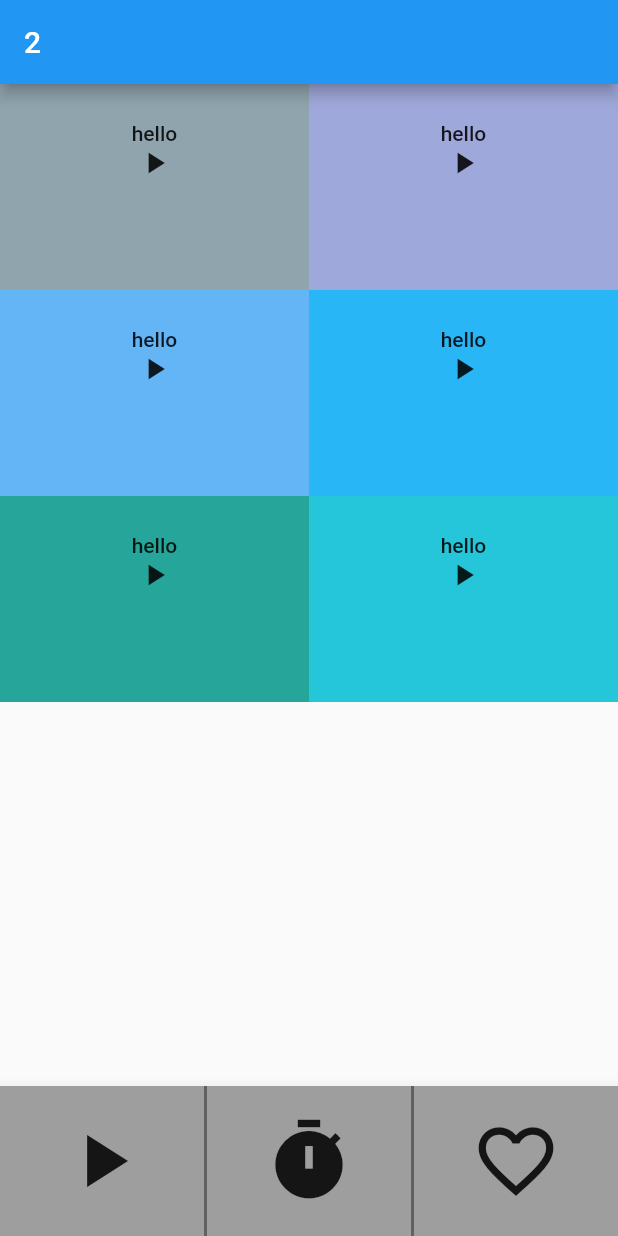
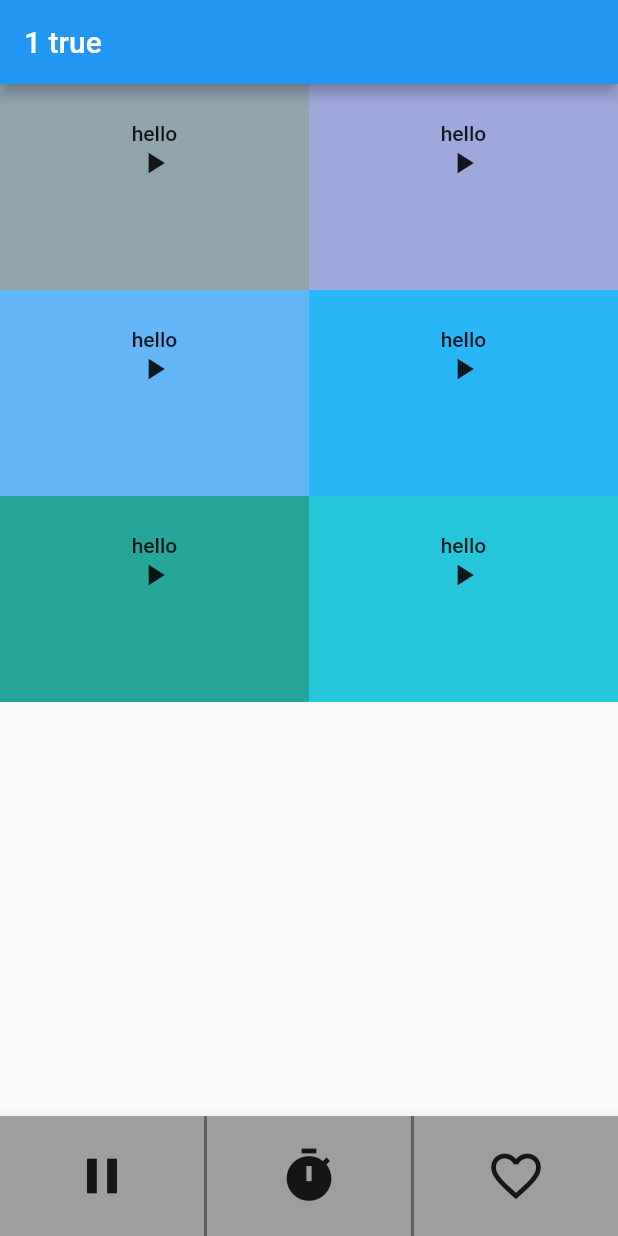
Before and after one commit to thbisdikian/noise.io, a Flutter app: the screen it shows after launch, item 3 of the bottom bar chosen, after a tap on the "play arrow" icon, on a phone screen of 412 x 824 dp. Run offline on Flutter 3.47's test engine with Material 2 defaults, Android fonts, the phone set to English and light mode, and no system bars; missing offline and left inert: countdown.

Commit message:
Added timer with basic async functionality

```diff
--- a/lib/main.dart
+++ b/lib/main.dart
@@ -1,4 +1,7 @@
+import 'dart:async';
+
 import 'package:flutter/material.dart';
+import 'package:countdown/countdown.dart';
 
 void main() => runApp(Noiseio());
 
@@ -16,8 +19,9 @@ class Noiseio extends StatelessWidget {
 }
 
 class MyHomePage extends StatefulWidget {
+  final String title;
+
   MyHomePage({Key key, this.title}) : super(key: key);
-  final String title;
 
   @override
   _MyHomePageState createState() => _MyHomePageState();
@@ -25,6 +29,37 @@ class MyHomePage extends StatefulWidget {
 
 class _MyHomePageState extends State<MyHomePage> {
   int _counter = 0;
+  bool playing = false;
+  CountDown countdown;
+  StreamSubscription<Duration> countdownListener;
+  Duration remaining;
+
+  _timerSet(Duration dur) {
+    if (countdown != null) {
+      countdownListener.cancel();
+    }
+    countdown = CountDown(dur, refresh: Duration(minutes:1));
+    countdownListener = countdown.stream.listen(null);
+    countdownListener.onData((Duration d) => remaining = d);
+    countdownListener.onDone(() => playing = false);
+  }
+
+
+  _playPause() {
+    playing ? _pause() : _play();
+  }
+
+  _play() {
+    setState(() {
+     playing = true;
+    });
+  }
+
+  _pause() {
+    setState(() {
+     playing = false;
+    });
+  }
 
   void _incrementCounter() {
     setState(() {
@@ -34,13 +69,15 @@ class _MyHomePageState extends State<MyHomePage> {
 
   @override
   Widget build(BuildContext context) {
+
     return Scaffold(
       appBar: AppBar(
         // title: Text(widget.title),
-        title: Text('$_counter'),
+        title: Text('$_counter $playing'),
+        // title: Text("${remaining.inHours%60}".padLeft(2, "0") + ":" + "${remaining.inMinutes%60}".padLeft(2, "0")),
       ),
       body: SoundGrid(),
-      bottomNavigationBar: BottomBar(tempBottomFunction: _incrementCounter,),
+      bottomNavigationBar: BottomBar(parent: this ,tempBottomFunction: _incrementCounter,),
     );
   }
 }
@@ -64,8 +101,9 @@ class SoundGrid extends StatelessWidget {
 }
 
 class SoundButton extends StatefulWidget {
+  final Color color;
+
   SoundButton({Key key, this.color}) : super(key: key);
-  final Color color;
 
   @override
   SoundButtonState createState() => SoundButtonState();
@@ -118,9 +156,11 @@ class SoundButtonState extends State<SoundButton> {
 }
 
 class BottomBar extends StatelessWidget {
-  const BottomBar ({this.tempBottomFunction});
 
+  final _MyHomePageState parent;
   final VoidCallback tempBottomFunction;
+
+  BottomBar({this.parent, this.tempBottomFunction});
 
   Widget build(BuildContext context) {
     return BottomAppBar(
@@ -132,39 +172,31 @@ class BottomBar extends StatelessWidget {
         children: <Widget>[
           Expanded(
             child: Container(
-              height: 100,
+              height: 80,
               child: FlatButton(
-                child: Icon(Icons.play_arrow, size: 60.0),
-                onPressed:  () => tempBottomFunction(),
+                child: Icon(parent.playing ? Icons.pause : Icons.play_arrow, size: 40),
+                onPressed:  () => parent._playPause(),
               ),
             ),
           ),
           Container(
-            height: 100,
+            height: 80,
+            decoration: BoxDecoration(
+              border: Border.all(color: Colors.grey[700]),
+            ),
+          ),
+          CountdownTimer(parent: parent),
+          Container(
+            height: 80,
             decoration: BoxDecoration(
               border: Border.all(color: Colors.grey[700]),
             ),
           ),
           Expanded(
             child: Container(
-              height: 100,
+              height: 80,
               child: FlatButton(
-                child: Icon(Icons.timer, size: 60.0),
-                onPressed:  () => tempBottomFunction(),
-              ),
-            ),
-          ),
-          Container(
-            height: 100,
-            decoration: BoxDecoration(
-              border: Border.all(color: Colors.grey[700]),
-            ),
-          ),
-          Expanded(
-            child: Container(
-              height: 100,
-              child: FlatButton(
-                child: Icon(Icons.favorite_border, size: 60.0),
+                child: Icon(Icons.favorite_border, size: 40),
                 onPressed:  () => tempBottomFunction(),
               ),
             ),
@@ -174,3 +206,59 @@ class BottomBar extends StatelessWidget {
     );
   }
 }
+
+class CountdownTimer extends StatefulWidget {
+  final _MyHomePageState parent;
+
+  CountdownTimer({this.parent});
+
+  @override
+  CountdownTimerState createState() => CountdownTimerState();
+}
+
+class CountdownTimerState extends State<CountdownTimer> {
+  bool counting = false;
+  CountDown cd;
+  StreamSubscription<Duration> sub;
+  Duration r = Duration();
+
+  _countfrom10() {
+    setState(() {
+      if(counting) {
+        sub.cancel();
+      }
+      counting = true;
+      cd = CountDown(Duration(seconds:10), refresh: Duration(milliseconds: 500));
+      sub = cd.stream.listen(null);
+
+      sub.onData((Duration d) {
+        setState(() {
+          r = d;
+        });
+      });
+
+
+      sub.onDone(() {
+        setState(() {
+          counting = false;
+        });
+        widget.parent._pause();
+      });
+    });
+  }
+
+  @override
+  Widget build(BuildContext context) {
+    return Expanded(
+      child: Container(
+        height: 80,
+        child: FlatButton(
+          child: counting ?
+            Text("${r.inMinutes%60}".padLeft(2, "0") + ":" + "${(r.inSeconds)%60}".padLeft(2, "0")) :
+            Icon(Icons.timer, size: 40),
+          onPressed:  () => _countfrom10(),
+        ),
+      ),
+    );
+  }
+}
--- a/pubspec.yaml
+++ b/pubspec.yaml
@@ -23,6 +23,7 @@ dependencies:
   # The following adds the Cupertino Icons font to your application.
   # Use with the CupertinoIcons class for iOS style icons.
   cupertino_icons: ^0.1.2
+  countdown: ^0.1.0
 
 dev_dependencies:
   flutter_test:
```
Also changed, not shown: pubspec.lock.
